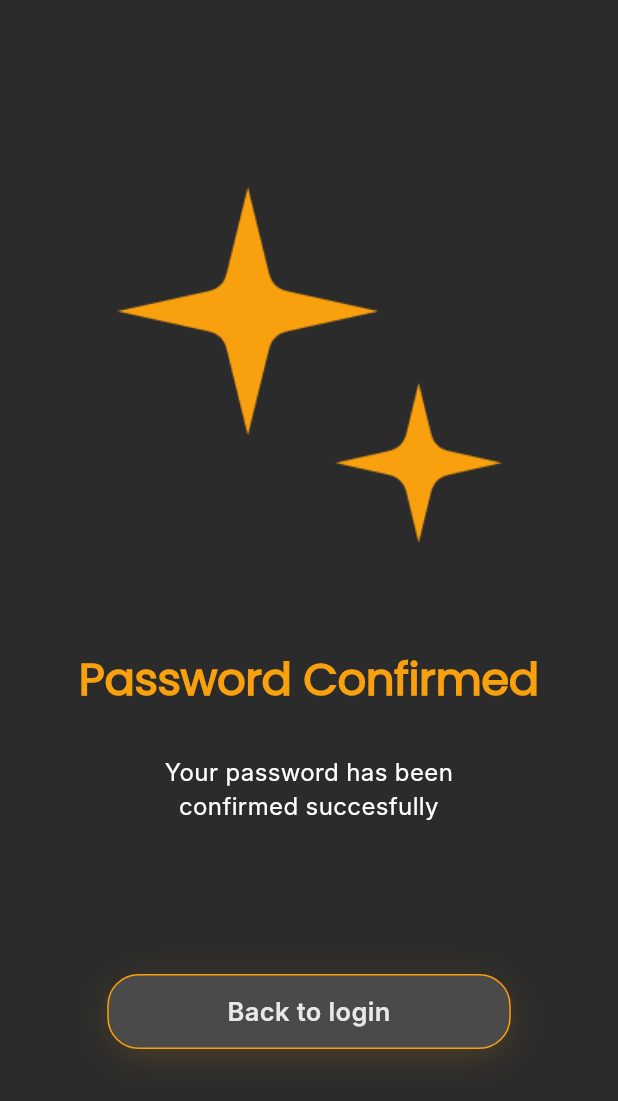
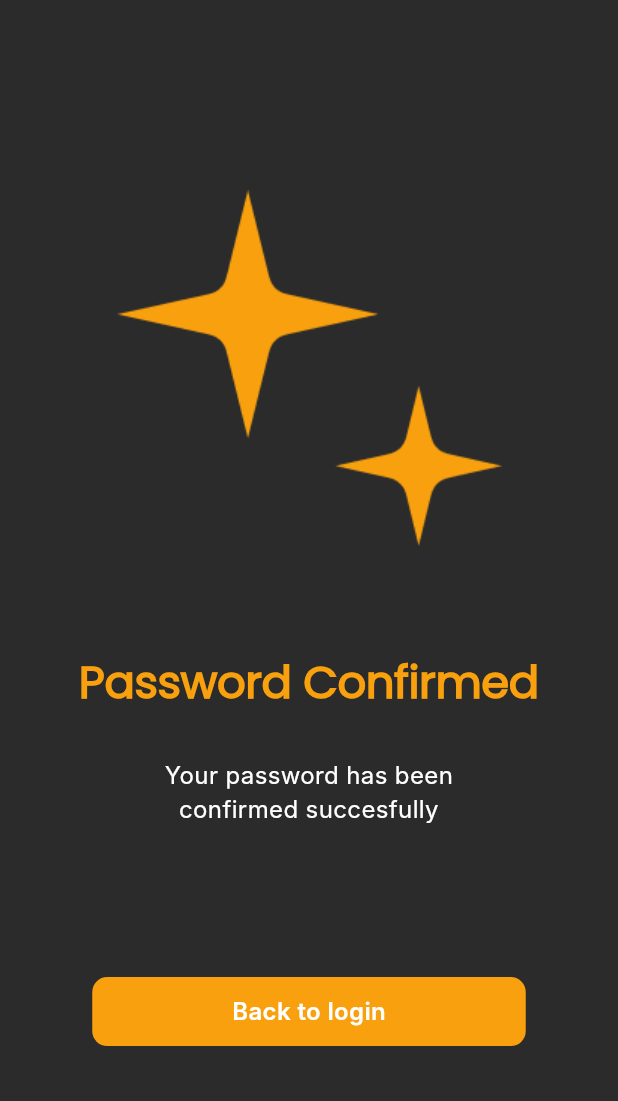
Before and after one commit to MohamedElmelegy74/Rakna_1, a Flutter app: the PasswordConfirmedPage screen opened directly, on a phone screen of 412 x 824 dp. Shown: the top 1101 px of the screen. Run offline on Flutter 3.47's test engine with Material 3 defaults, Android fonts, the phone set to English and light mode, and no system bars; our stand-ins replace gap; Roboto replaces fonts that are missing (Inter).

Commit message:
second commit

```diff
--- a/rakna/lib/pages/password_confirmed_page.dart
+++ b/rakna/lib/pages/password_confirmed_page.dart
@@ -1,7 +1,8 @@
 import 'package:flutter/material.dart';
 import 'package:gap/gap.dart';
 import 'package:rakna/constants.dart';
-import 'package:rakna/widgets/custom_button.dart';
+import 'package:rakna/widgets/custom_login_sginup_button.dart';
+import 'package:rakna/widgets/custom_sold_btn.dart';
 
 class PasswordConfirmedPage extends StatelessWidget {
   const PasswordConfirmedPage({super.key});
@@ -10,7 +11,7 @@ class PasswordConfirmedPage extends StatelessWidget {
   Widget build(BuildContext context) {
     return Scaffold(
       backgroundColor: kPrimaryColor,
-      body: Container(
+      body: SizedBox(
         width: double.infinity,
         child: Column(
           crossAxisAlignment: CrossAxisAlignment.center,
@@ -19,14 +20,14 @@ class PasswordConfirmedPage extends StatelessWidget {
             const Spacer(
               flex: 2,
             ), //spacerTop
-            Container(
+            SizedBox(
               width: 257.15,
               height: 237.75,
               child: Image.asset(
                 'assets/page-1/images/star.png',
               ),
             ),
-            Gap(90), //Gap Between Imgae And PasswordText
+            const Gap(90), //Gap Between Imgae And PasswordText
             const Text(
               'Password Confirmed',
               style: TextStyle(
@@ -38,7 +39,7 @@ class PasswordConfirmedPage extends StatelessWidget {
                 letterSpacing: -0.30,
               ),
             ),
-            Gap(50), //Gap Between PasswordText And Succesfully Text
+            const Gap(50), //Gap Between PasswordText And Succesfully Text
             const SizedBox(
               width: 257,
               child: Text(
@@ -52,11 +53,14 @@ class PasswordConfirmedPage extends StatelessWidget {
                 ),
               ),
             ),
-            Gap(100),
-            CustomButton(
+            const Gap(100),
+            const CustomSoldBtn(
               text: 'Back to login',
+              width: 289,
+              height: 46,
             ),
-            Spacer(
+
+            const Spacer(
               flex: 2,
             ), //spacerbottom
           ],
--- a/rakna/lib/pages/privacy_policey_page.dart
+++ b/rakna/lib/pages/privacy_policey_page.dart
@@ -1,8 +1,8 @@
 import 'package:flutter/material.dart';
 import 'package:gap/gap.dart';
 import 'package:rakna/constants.dart';
-import 'package:rakna/widgets/custom_button.dart';
 import 'package:rakna/widgets/custom_privacy_text.dart';
+import 'package:rakna/widgets/custom_sold_btn.dart';
 
 class PrivacyPoliceyPage extends StatelessWidget {
   const PrivacyPoliceyPage({super.key});
@@ -42,13 +42,14 @@ class PrivacyPoliceyPage extends StatelessWidget {
               flex: 3,
             ),
             GestureDetector(
-              onTap: () {
-                Navigator.pop(context);
-              },
-              child: CustomButton(
-                text: 'Back to login',
-              ),
-            ),
+                onTap: () {
+                  Navigator.pop(context);
+                },
+                child: const CustomSoldBtn(
+                  text: 'Back ',
+                  width: 120,
+                  height: 39,
+                )),
             const Expanded(
               child: Spacer(
                 flex: 1,
--- a/rakna/lib/pages/signup_page.dart
+++ b/rakna/lib/pages/signup_page.dart
@@ -2,7 +2,7 @@ import 'package:flutter/material.dart';
 import 'package:gap/gap.dart';
 import 'package:rakna/constants.dart';
 import 'package:rakna/pages/privacy_policey_page.dart';
-import 'package:rakna/widgets/custom_button.dart';
+import 'package:rakna/widgets/custom_login_sginup_button.dart';
 import 'package:rakna/widgets/custom_textfield.dart';
 import 'package:rakna/widgets/custom_input_data_text.dart';
 
@@ -38,12 +38,12 @@ class _SginUpState extends State<SginUp> {
             child: ListView(
               children: [
                 const Gap(115),
-                Padding(
-                  padding: const EdgeInsets.symmetric(horizontal: 15),
-                  child: Container(
+                const Padding(
+                  padding: EdgeInsets.symmetric(horizontal: 15),
+                  child: SizedBox(
                     width: 237,
                     height: 36,
-                    child: const Text(
+                    child: Text(
                       'Sign Up',
                       style: TextStyle(
                         color: Colors.white,
@@ -95,6 +95,8 @@ class _SginUpState extends State<SginUp> {
                   mainAxisAlignment: MainAxisAlignment.center,
                   children: [
                     Checkbox(
+                      activeColor: Colors.white,
+                      checkColor: Colors.black,
                       value: agreeToTerms,
                       onChanged: (value) {
                         setState(
--- a/rakna/lib/widgets/custom_button.dart
+++ b/rakna/lib/widgets/custom_login_sginup_button.dart
@@ -1,7 +1,10 @@
 import 'package:flutter/material.dart';
 
 class CustomButton extends StatelessWidget {
-  CustomButton({this.onTap, required this.text});
+  const CustomButton({
+    this.onTap,
+    required this.text,
+  });
 
   final VoidCallback? onTap;
   final String text;
@@ -20,7 +23,10 @@ class CustomButton extends StatelessWidget {
             decoration: ShapeDecoration(
               color: const Color(0xFF4B4A4A),
               shape: RoundedRectangleBorder(
-                side: const BorderSide(width: 1, color: Color(0xFFF8A00E)),
+                side: const BorderSide(
+                  width: 1,
+                  color: Color(0xFFF8A00E),
+                ),
                 borderRadius: BorderRadius.circular(21),
               ),
               shadows: const [
@@ -29,7 +35,7 @@ class CustomButton extends StatelessWidget {
                   blurRadius: 19.80,
                   offset: Offset(0, 5),
                   spreadRadius: -2,
-                )
+                ),
               ],
             ),
             child: Column(
@@ -44,7 +50,7 @@ class CustomButton extends StatelessWidget {
                   children: [
                     Center(
                       child: Text(
-                        '$text',
+                        text,
                         textAlign: TextAlign.center,
                         style: const TextStyle(
                           color: Color(0xFFEBE7E7),
--- /dev/null
+++ b/rakna/lib/widgets/custom_sold_btn.dart
@@ -0,0 +1,46 @@
+import 'package:flutter/material.dart';
+
+class CustomSoldBtn extends StatelessWidget {
+  const CustomSoldBtn({
+    Key? key,
+    this.onTap,
+    required this.text,
+    required this.width,
+    required this.height,
+  }) : super(key: key);
+
+  final VoidCallback? onTap;
+  final String text;
+  final double width;
+  final double height;
+
+  @override
+  Widget build(BuildContext context) {
+    return GestureDetector(
+      onTap: onTap,
+      child: Container(
+        width: width,
+        height: height,
+        padding: const EdgeInsets.symmetric(horizontal: 16),
+        decoration: ShapeDecoration(
+          color: const Color(0xFFF8A00E),
+          shape: RoundedRectangleBorder(
+            borderRadius: BorderRadius.circular(10),
+          ),
+        ),
+        child: Center(
+          child: Text(
+            text,
+            style: const TextStyle(
+              color: Colors.white,
+              fontSize: 16,
+              fontFamily: 'Inter',
+              fontWeight: FontWeight.w600,
+              height: 0.08,
+            ),
+          ),
+        ),
+      ),
+    );
+  }
+}
```
